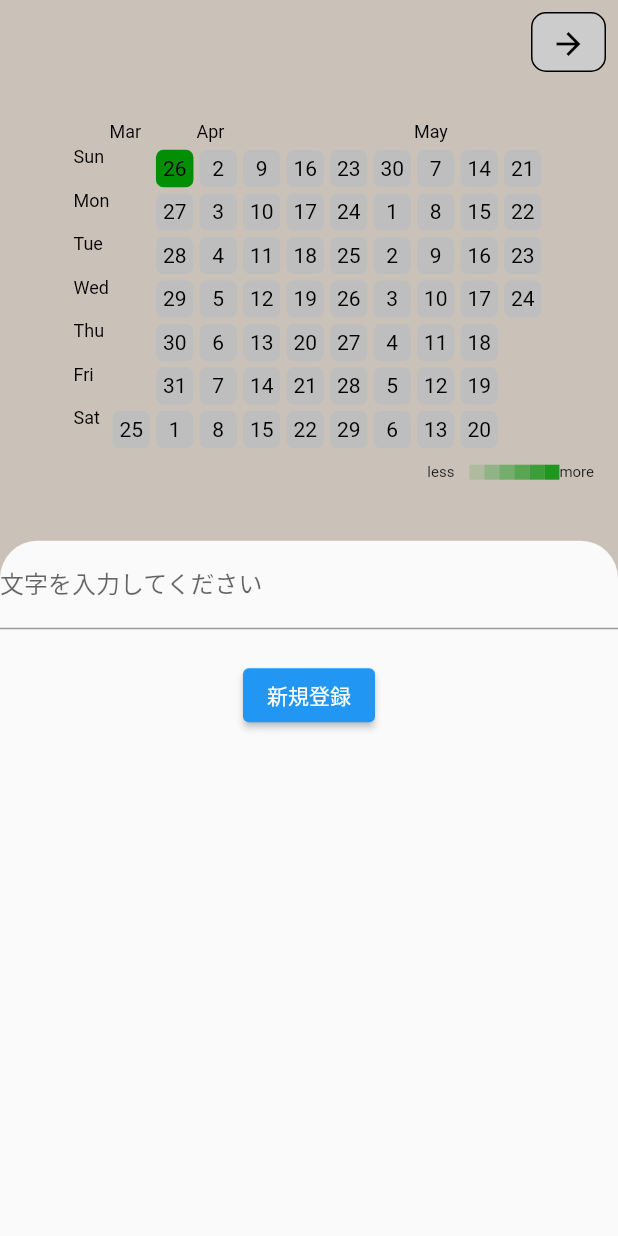
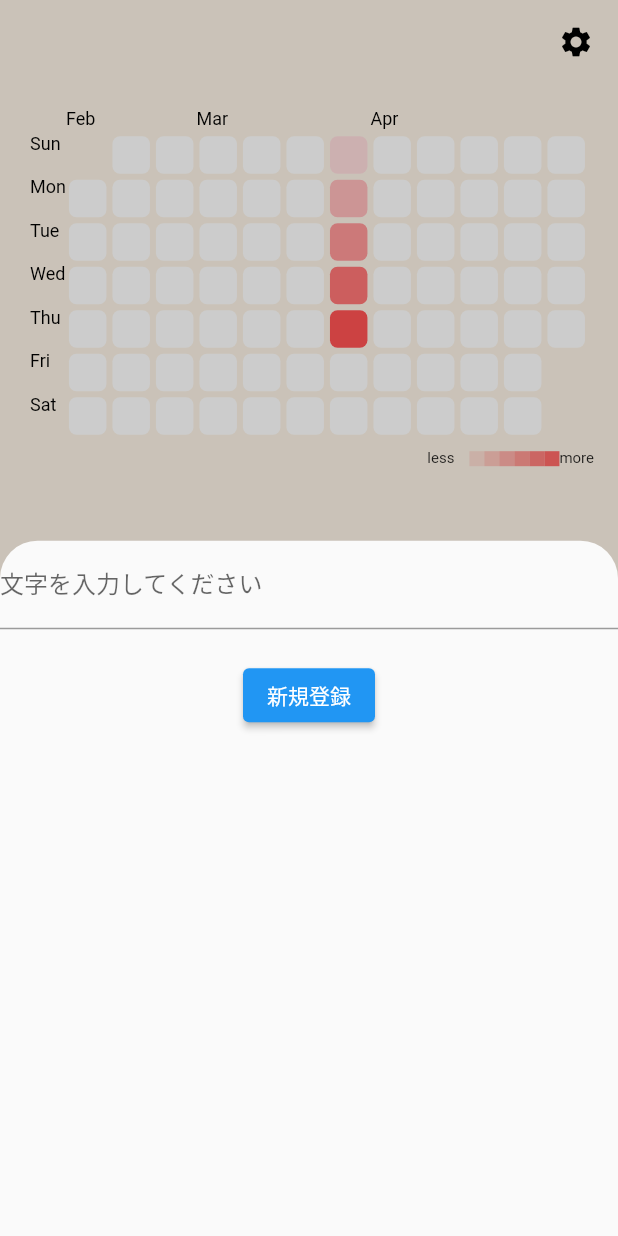
Before and after one commit to YUSUKESUP/Task_Tracker, a Flutter app: the screen it shows after launch, after a tap on the "add" icon, on a phone screen of 412 x 824 dp. Run offline on Flutter 3.47's test engine with Material 2 defaults, Android fonts, the phone set to English and light mode, and no system bars; drawn by our look-alikes of flutter_heatmap_calendar; our stand-ins replace cloud_firestore, firebase_core, flutter_riverpod, flutter_slidable; accounts and stored records are empty.

Commit message:
heatmap完成

```diff
--- a/lib/components/month_summary.dart
+++ b/lib/components/month_summary.dart
@@ -2,73 +2,60 @@ import 'package:flutter/material.dart';
 import 'package:flutter_heatmap_calendar/flutter_heatmap_calendar.dart';
 
 
-import '../datetime/date_time.dart';
-
 class MonthlySummary extends StatelessWidget {
   final Map<DateTime, int>? datasets;
-  final String startDate;
 
   const MonthlySummary({
     super.key,
     required this.datasets,
-    required this.startDate,
   });
 
   @override
   Widget build(BuildContext context) {
     return Container(
-      padding: const EdgeInsets.only(top: 25, bottom: 25),
+      padding: const EdgeInsets.only(bottom: 15),
       // child: HeatMapCalendar(
-      //   defaultColor: Colors.white,
-      //   flexible: true,
-      //   colorMode: ColorMode.color,
+      //   weekTextColor: Colors.black,
+      //   textColor: Colors.black,
+      //   showColorTip: true,
+      //   colorMode: ColorMode.opacity,
       //   datasets: {
-      //     DateTime(2023, 1, 6): 3,
-      //     DateTime(2023, 1, 7): 7,
-      //     DateTime(2023, 1, 8): 10,
-      //     DateTime(2023, 1, 9): 13,
-      //     DateTime(2023, 1, 13): 6,
+      //     DateTime(2023, 1, 6): 1,
+      //     DateTime(2023, 1, 7): 2,
+      //     DateTime(2023, 1, 8): 3,
+      //     DateTime(2023, 1, 9): 4,
+      //     DateTime(2023, 1, 9): 5,
       //   },
       //   colorsets: const {
-      //     1: Colors.red,
-      //     3: Colors.orange,
-      //     5: Colors.yellow,
-      //     7: Colors.green,
-      //     9: Colors.blue,
-      //     11: Colors.indigo,
-      //     13: Colors.purple,
-      //   },
-      //   onClick: (value) {
-      //     ScaffoldMessenger.of(context).showSnackBar(SnackBar(content: Text(value.toString())));
+      //     1: Colors.redAccent,
+      //     2: Color.fromARGB(150, 2, 179, 8),
+      //     3: Color.fromARGB(180, 2, 179, 8),
+      //     4: Color.fromARGB(220, 2, 179, 8),
+      //     50: Color.fromARGB(255, 2, 179, 8),
       //   },
       // ),
       child: HeatMap(
-        startDate: createDateTimeObject(startDate),
-        endDate: DateTime.now().add(Duration(days: 60)),
+        startDate: DateTime.now().subtract(Duration(days: 40)),
+        endDate: DateTime.now().add(Duration(days: 40)),
         datasets: datasets,
         colorMode: ColorMode.opacity,
-        defaultColor: Colors.grey[200],
+        defaultColor: Colors.white,
         textColor: Colors.black,
         showColorTip: true,
-        showText: true,
+        showText: false,
         scrollable: true,
         size: 25,
         colorsets: const {
-          1: Color.fromARGB(20, 2, 179, 8),
+          1: Colors.redAccent,
           2: Color.fromARGB(40, 2, 179, 8),
           3: Color.fromARGB(60, 2, 179, 8),
           4: Color.fromARGB(80, 2, 179, 8),
           5: Color.fromARGB(100, 2, 179, 8),
-          6: Color.fromARGB(120, 2, 179, 8),
-          7: Color.fromARGB(150, 2, 179, 8),
-          8: Color.fromARGB(180, 2, 179, 8),
-          9: Color.fromARGB(220, 2, 179, 8),
-          10: Color.fromARGB(255, 2, 179, 8),
         },
-        onClick: (value) {
-          ScaffoldMessenger.of(context)
-              .showSnackBar(SnackBar(content: Text(value.toString())));
-        },
+        // onClick: (value) {
+        //   ScaffoldMessenger.of(context)
+        //       .showSnackBar(SnackBar(content: Text(value.toString())));
+        // },
       ),
     );
   }
--- a/lib/datetime/date_time.dart
+++ b/lib/datetime/date_time.dart
@@ -1,4 +1,4 @@
-// return todays date formatted as yyyymmdd
+
 String todaysDateFormatted() {
   // today
   var dateTimeObject = DateTime.now();
--- a/lib/pages/home_page.dart
+++ b/lib/pages/home_page.dart
@@ -1,16 +1,16 @@
 import 'package:cloud_firestore/cloud_firestore.dart';
-
 import 'package:firebase_crud/components/month_summary.dart';
 import 'package:flutter/material.dart';
 import 'package:flutter_riverpod/flutter_riverpod.dart';
 import 'package:flutter_slidable/flutter_slidable.dart';
-
-import '../datetime/date_time.dart';
 import '../utils/app_state.dart';
 import '../utils/firebase_provider.dart';
 
 class HomePage extends ConsumerWidget {
-  const HomePage({Key? key}) : super(key: key);
+
+
+
+   const HomePage({Key? key,}) : super(key: key);
 
   @override
   Widget build(BuildContext context, WidgetRef ref) {
@@ -23,36 +23,25 @@ class HomePage extends ConsumerWidget {
         backgroundColor: Color(0xffFDF3E6),
       appBar: AppBar(
           backgroundColor: Color(0xffFDF3E6),
-          elevation: 0, actions: [
+          elevation: 0,
+          actions: [
             Padding(
-          padding: const EdgeInsets.all(8.0),
-          child: ClipRRect(
-            child: Container(
-              decoration: BoxDecoration(
-                borderRadius: BorderRadius.circular(10),
-                color: Colors.white,
-                border: Border.all(
-                  color: Colors.black,
+              padding: const EdgeInsets.only(right: 16.0),
+              child: Icon(Icons.settings,color: Colors.black,),
             ),
-              ),
-              child: IconButton(
-                icon: Icon(
-                  Icons.arrow_forward,
-                  color: Colors.black,
-                ),
-                onPressed: () {},
-              ),
-            ),
-          ),
-        )
       ]),
-      body: Column(
+      body: Padding(
+        padding: const EdgeInsets.all(16.0),
+        child: Column(
           children: [
-          Padding(
-            padding: const EdgeInsets.symmetric(horizontal: 16.0),
-            child: MonthlySummary(
-                datasets: {DateTime(2023, 3, 26): 10},
-                startDate: todaysDateFormatted()),
+            MonthlySummary(
+                datasets: {
+                  DateTime(2023, 3, 26): 1,
+                  DateTime(2023, 3, 27): 2,
+                  DateTime(2023, 3, 28): 3,
+                  DateTime(2023, 3, 29): 4,
+                  DateTime(2023, 3, 30): 5,
+                },
             ),
             firebaseMemos.when(
               data: (QuerySnapshot query) {
@@ -64,7 +53,8 @@ class HomePage extends ConsumerWidget {
                           motion: const StretchMotion(),
                           children: [
                             SlidableAction(
-                            onPressed: (){
+                              onPressed: (context)  {
+
                                 ref.read(appStateProvider
                                     .notifier)
                                     .textUpdate(
@@ -74,34 +64,30 @@ class HomePage extends ConsumerWidget {
                               },
                               backgroundColor: Colors.grey.shade800,
                               icon: Icons.settings,
-                            borderRadius: BorderRadius.circular(12),
+                              borderRadius: BorderRadius.circular(10),
                             ),
                             SlidableAction(
-                            onPressed: (){
-                              ref.read(appStateProvider.notifier)
+                              onPressed: (context) {
+                                ref.read(
+                                    appStateProvider.
+                                    notifier)
                                     .deleteMemo(document);
                               },
                               backgroundColor: Colors.red.shade400,
                               icon: Icons.delete,
-                            borderRadius: BorderRadius.circular(12),
+                              borderRadius: BorderRadius.circular(10),
                             ),
                           ],
                         ),
-                      child: Card(
-                        child: Column(
-                          children:  [
-                            ListTile(
-                              leading: Icon(Icons.add),
+                        child: Container(
+                          decoration: BoxDecoration(
+                            color: Colors.grey[300],
+                            borderRadius: BorderRadius.circular(10),
+                          ),
+                          height: 65,
+                          child: ListTile(
+                            leading: const Icon(Icons.add),
                             title: Text(document['text']),
-                            ),
-                          ],
-                        ),
-                        color: Colors.white,
-                        margin: const EdgeInsets.all(10),
-                        shadowColor: Colors.black,
-                        shape: RoundedRectangleBorder(
-                          borderRadius: BorderRadius.circular(10),
-
                           ),
                         ),
                       );
@@ -119,16 +105,17 @@ class HomePage extends ConsumerWidget {
             ),
           ],
         ),
+      ),
       floatingActionButton: FloatingActionButton(
         onPressed: () {
           showModalBottomSheet(
-            shape: RoundedRectangleBorder(
+            shape: const RoundedRectangleBorder(
               borderRadius: BorderRadius.vertical(top: Radius.circular(25)),
             ),
             context: context,
             barrierColor: Colors.black.withOpacity(0.2),
             builder: (BuildContext ctx) {
-              return Container(
+              return SizedBox(
                 height: MediaQuery.of(context).size.height * 50,
                 child: Column(
                   children: [
@@ -139,7 +126,7 @@ class HomePage extends ConsumerWidget {
                         labelText: '文字を入力してください',
                       ),
                     ),
-                    SizedBox(height: 20),
+                    const SizedBox(height: 20),
                     ElevatedButton(
                         onPressed: () async {
                           ref
@@ -147,7 +134,7 @@ class HomePage extends ConsumerWidget {
                               .textAdd(controllerProvider.text);
                           Navigator.pop(context);
                         },
-                        child: Text('新規登録')),
+                        child: const Text('新規登録')),
                   ],
                 ),
               );
@@ -156,8 +143,8 @@ class HomePage extends ConsumerWidget {
         },
         shape: const CircleBorder(
             side: BorderSide(color: Colors.black, width: 2.0)),
+        backgroundColor: Colors.white,
         child: const Icon(Icons.add, color: Colors.black),
-        backgroundColor: Colors.white,
       ),
     );
   }
```
Lines whose indentation alone changed are shown as unchanged.
